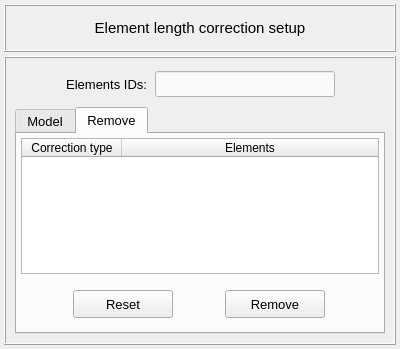
First picture: the form in pulse/interface/data/ui_files/model/setup/acoustic/element_length_correction_input.ui, repository open-pulse/OpenPulse, before the edit.
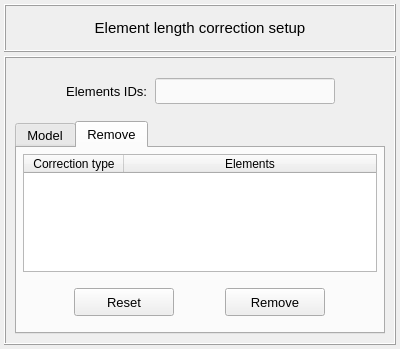
Second picture: the form after the edit. The open tabs and pages were chosen to show the change.

Diff of the .ui file:
```diff
--- a/pulse/interface/data/ui_files/model/setup/acoustic/element_length_correction_input.ui
+++ b/pulse/interface/data/ui_files/model/setup/acoustic/element_length_correction_input.ui
@@ -130,6 +130,12 @@
      <layout class="QGridLayout" name="gridLayout_5">
       <item row="0" column="0">
        <widget class="QFrame" name="frame_selection">
+        <property name="minimumSize">
+         <size>
+          <width>0</width>
+          <height>48</height>
+         </size>
+        </property>
         <property name="frameShape">
          <enum>QFrame::NoFrame</enum>
         </property>
@@ -493,16 +499,16 @@
          </attribute>
          <layout class="QGridLayout" name="gridLayout_8">
           <property name="leftMargin">
-           <number>4</number>
+           <number>6</number>
           </property>
           <property name="topMargin">
-           <number>4</number>
+           <number>6</number>
           </property>
           <property name="rightMargin">
-           <number>4</number>
+           <number>6</number>
           </property>
           <property name="bottomMargin">
-           <number>4</number>
+           <number>6</number>
           </property>
           <item row="0" column="0">
            <widget class="QTreeWidget" name="treeWidget_length_correction_groups">
```
Left out of the diff: 164 changed lines with no effect on the pictures.
